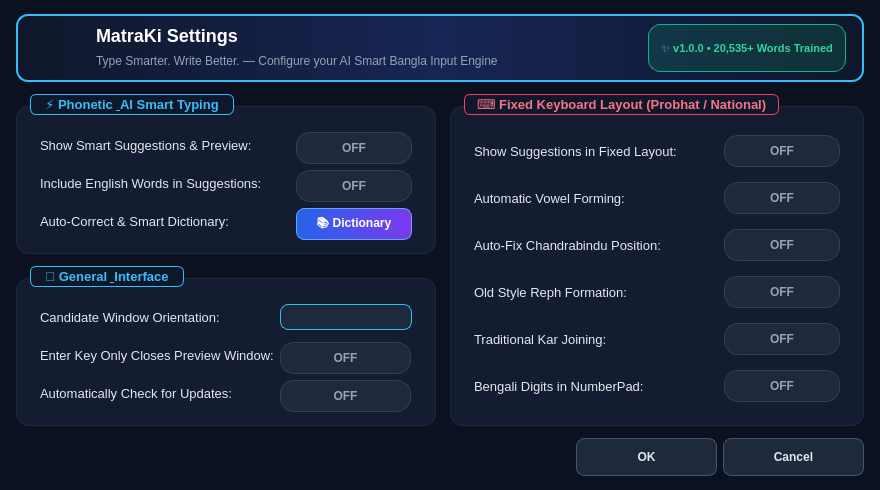
Before: the Qt Designer form src/frontend/SettingsDialog.ui in sojibcreates-maker/MatraKi-Keyboard, drawn with Qt 5.
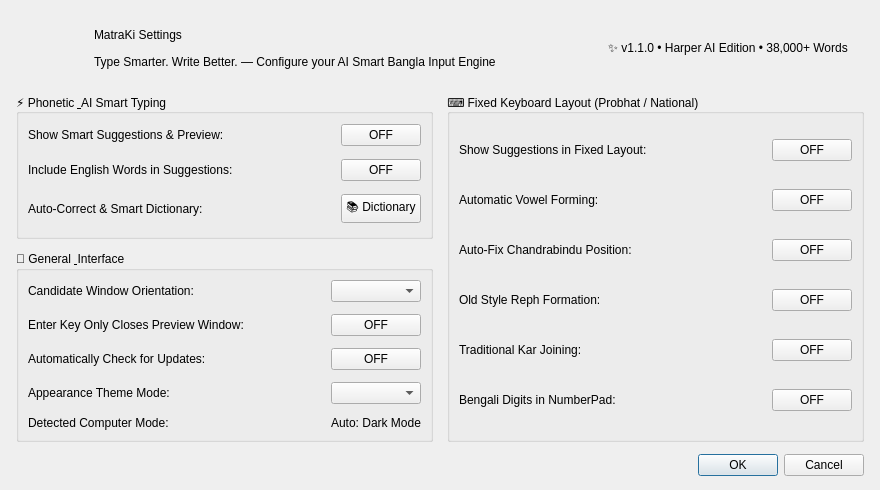
After: the same form once the commit is applied. Icons and pictures are not drawn.

Commit message: feat(ui): complete modern minimalist redesign with adaptive Light & Dark mode support

Patch:
```diff
--- a/src/frontend/SettingsDialog.ui
+++ b/src/frontend/SettingsDialog.ui
@@ -25,140 +25,6 @@
   <property name="windowTitle">
    <string>MatraKi - Settings</string>
   </property>
-  <property name="styleSheet">
-   <string notr="true">QDialog#SettingsDialog {
-    background-color: #0b1120;
-    color: #f8fafc;
-    font-family: &quot;Noto Sans&quot;, sans-serif;
-}
-QFrame#headerFrame {
-    background: qlineargradient(x1:0, y1:0, x2:1, y2:0, stop:0 #0f172a, stop:0.5 #172554, stop:1 #0f172a);
-    border: 1.5px solid #38bdf8;
-    border-radius: 12px;
-}
-QLabel#lblHeaderTitle {
-    color: #ffffff;
-    font-size: 18px;
-    font-weight: bold;
-}
-QLabel#lblHeaderSub {
-    color: #94a3b8;
-    font-size: 12px;
-}
-QLabel#lblBadge {
-    background-color: rgba(16, 185, 129, 0.16);
-    color: #34d399;
-    border: 1px solid #10b981;
-    border-radius: 12px;
-    padding: 4px 12px;
-    font-size: 11px;
-    font-weight: bold;
-}
-QGroupBox {
-    background-color: #131c31;
-    border: 1px solid #1e293b;
-    border-radius: 12px;
-    margin-top: 12px;
-    padding: 16px 14px 10px 14px;
-    font-size: 13px;
-    font-weight: bold;
-    color: #38bdf8;
-}
-QGroupBox::title {
-    subcontrol-origin: margin;
-    subcontrol-position: top left;
-    left: 14px;
-    padding: 2px 10px;
-    background-color: #0f172a;
-    border: 1px solid #38bdf8;
-    border-radius: 6px;
-    color: #38bdf8;
-}
-QGroupBox#FixedLayout {
-    color: #f43f5e;
-}
-QGroupBox#FixedLayout::title {
-    border: 1px solid #f43f5e;
-    color: #fb7185;
-}
-QLabel {
-    color: #e2e8f0;
-    font-size: 13px;
-}
-QPushButton {
-    background-color: #1e293b;
-    color: #94a3b8;
-    border: 1px solid #334155;
-    border-radius: 14px;
-    padding: 5px 12px;
-    min-width: 90px;
-    max-width: 105px;
-    min-height: 20px;
-    font-size: 12px;
-    font-weight: bold;
-    outline: none;
-}
-QPushButton:hover {
-    border-color: #38bdf8;
-    color: #f8fafc;
-}
-QPushButton:checked {
-    background: qlineargradient(x1:0, y1:0, x2:1, y2:0, stop:0 #1d4ed8, stop:1 #0ea5e9);
-    color: #ffffff;
-    border: 1px solid #38bdf8;
-}
-QPushButton:disabled {
-    background-color: #0f172a;
-    color: #475569;
-    border: 1px solid #1e293b;
-}
-QPushButton#btnACUpdate {
-    background: qlineargradient(x1:0, y1:0, x2:1, y2:0, stop:0 #2563eb, stop:1 #7c3aed);
-    color: #ffffff;
-    border: 1px solid #60a5fa;
-    border-radius: 8px;
-    padding: 5px 12px;
-}
-QPushButton#btnACUpdate:hover {
-    background: qlineargradient(x1:0, y1:0, x2:1, y2:0, stop:0 #1d4ed8, stop:1 #6d28d9);
-}
-QComboBox {
-    background-color: #1e293b;
-    color: #f8fafc;
-    border: 1px solid #38bdf8;
-    border-radius: 8px;
-    padding: 4px 10px;
-    min-width: 95px;
-    max-width: 110px;
-    font-size: 12px;
-    font-weight: bold;
-}
-QComboBox::drop-down {
-    border: none;
-    width: 20px;
-}
-QComboBox QAbstractItemView {
-    background-color: #0f172a;
-    color: #f8fafc;
-    selection-background-color: #1d4ed8;
-    selection-color: #ffffff;
-    border: 1px solid #38bdf8;
-}
-QDialogButtonBox QPushButton {
-    min-width: 115px;
-    max-width: 155px;
-    min-height: 26px;
-    border-radius: 8px;
-    background-color: #1e293b;
-    color: #e2e8f0;
-    border: 1px solid #475569;
-}
-QDialogButtonBox QPushButton:hover {
-    background-color: #1d4ed8;
-    color: #ffffff;
-    border-color: #38bdf8;
-}</string>
-  </property>
   <layout class="QVBoxLayout" name="verticalLayout_2">
    <property name="spacing">
     <number>12</number>
@@ -264,7 +130,7 @@
       <item>
        <widget class="QLabel" name="lblBadge">
         <property name="text">
-         <string>✨ v1.0.0 • 20,535+ Words Trained</string>
+         <string>✨ v1.1.0 • Harper AI Edition • 38,000+ Words</string>
         </property>
         <property name="alignment">
          <set>Qt::AlignCenter</set>
@@ -416,6 +282,37 @@
             </property>
            </widget>
           </item>
+          <item row="3" column="0">
+           <widget class="QLabel" name="label_theme">
+            <property name="text">
+             <string>Appearance Theme Mode:</string>
+            </property>
+           </widget>
+          </item>
+          <item row="3" column="1">
+           <widget class="QComboBox" name="cmbThemeMode">
+            <property name="cursor">
+             <cursorShape>PointingHandCursor</cursorShape>
+            </property>
+           </widget>
+          </item>
+          <item row="4" column="0">
+           <widget class="QLabel" name="label_detected">
+            <property name="text">
+             <string>Detected Computer Mode:</string>
+            </property>
+           </widget>
+          </item>
+          <item row="4" column="1">
+           <widget class="QLabel" name="lblThemeDetected">
+            <property name="text">
+             <string>Auto: Dark Mode</string>
+            </property>
+            <property name="alignment">
+             <set>Qt::AlignCenter</set>
+            </property>
+           </widget>
+          </item>
          </layout>
         </widget>
        </item>
```
The commit also changes 47 other files.
